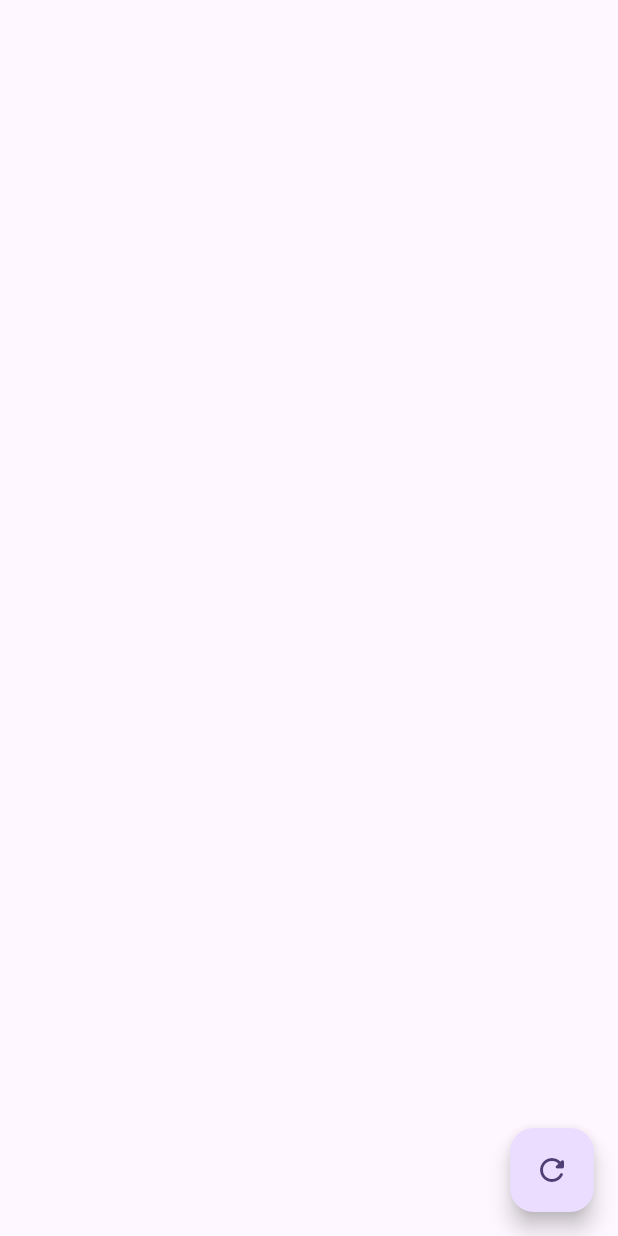
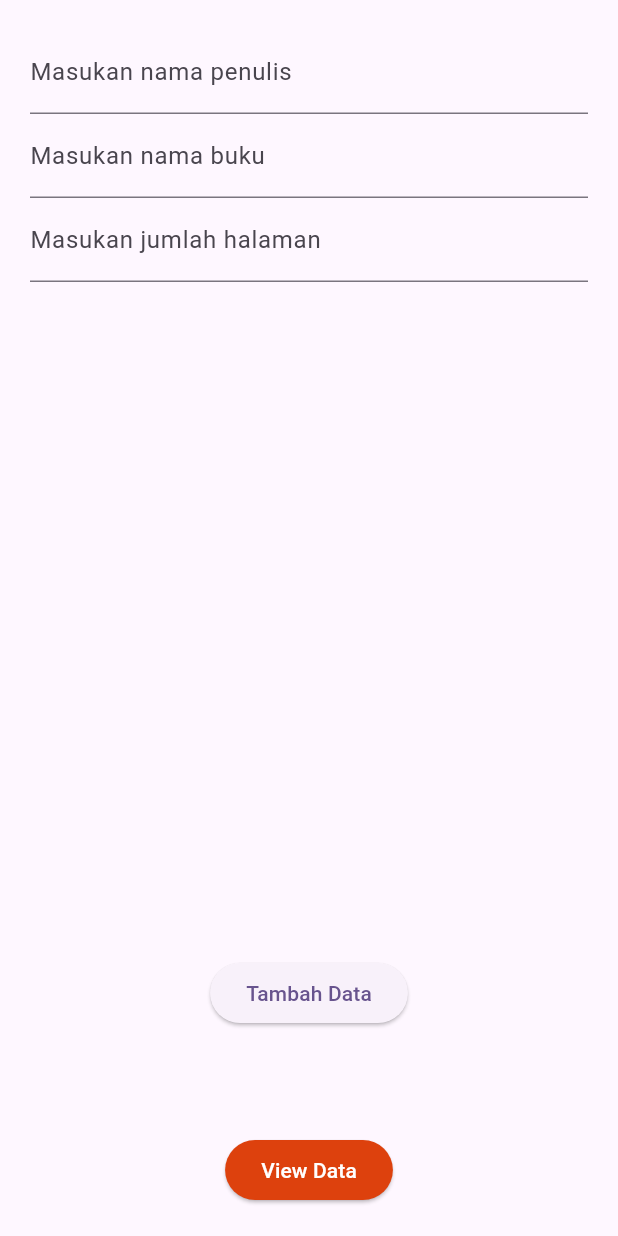
Before and after one commit to magerngoding/firebase-tutorial, a Flutter app: the screen it shows after launch, on a phone screen of 412 x 824 dp. Run offline on Flutter 3.47's test engine with Material 3 defaults, Android fonts, the phone set to English and light mode, and no system bars; our stand-ins replace cloud_firestore, firebase_core, get; accounts and stored records are empty.

Commit message:
Fix add data to firebase

```diff
--- a/lib/main.dart
+++ b/lib/main.dart
@@ -1,7 +1,8 @@
 import 'package:firebase_core/firebase_core.dart';
 import 'package:firebase_tutorial/firebase_options.dart';
-import 'package:firebase_tutorial/home_page.dart';
+import 'package:firebase_tutorial/pages/home_page.dart';
 import 'package:flutter/material.dart';
+import 'package:get/get_connect/http/src/utils/utils.dart';
 
 Future<void> main() async {
   WidgetsFlutterBinding.ensureInitialized();
@@ -17,6 +18,7 @@ class MyApp extends StatelessWidget {
   @override
   Widget build(BuildContext context) {
     return MaterialApp(
+      debugShowCheckedModeBanner: false,
       title: 'Flutter Demo',
       theme: ThemeData(
         colorScheme: ColorScheme.fromSeed(seedColor: Colors.deepPurple),
--- /dev/null
+++ b/lib/pages/add_buku_page.dart
@@ -0,0 +1,74 @@
+// ignore_for_file: prefer_const_constructors, prefer_const_literals_to_create_immutables
+
+import 'package:firebase_tutorial/write_data_to_cloud_firestore_simple/class_rak_buku.dart';
+import 'package:firebase_tutorial/write_data_to_cloud_firestore_simple/service_rak_buku.dart';
+import 'package:flutter/material.dart';
+import 'package:flutter/services.dart';
+
+class AddBukuPage extends StatefulWidget {
+  const AddBukuPage({super.key});
+
+  @override
+  State<AddBukuPage> createState() => _AddBukuPageState();
+}
+
+class _AddBukuPageState extends State<AddBukuPage> {
+  // Text Controller
+  final TextEditingController penulisController = TextEditingController();
+  final TextEditingController namaBukuController = TextEditingController();
+  final TextEditingController jumlahHalamanController = TextEditingController();
+
+  // Service
+  ServiceRakBuku serviceRakBuku = ServiceRakBuku();
+
+  @override
+  Widget build(BuildContext context) {
+    return Padding(
+      padding: const EdgeInsets.all(20.0),
+      child: Column(
+        children: [
+          // Nama Penulis
+          TextField(
+            controller: penulisController,
+            decoration: InputDecoration(
+              label: Text("Masukan nama penulis"),
+            ),
+          ),
+
+          // Nama Buku
+          TextField(
+            controller: namaBukuController,
+            decoration: InputDecoration(
+              label: Text("Masukan nama buku"),
+            ),
+          ),
+
+          // Jumlah halaman + input number only
+          // pake input formater agar digits only
+          TextField(
+            controller: jumlahHalamanController,
+            inputFormatters: [FilteringTextInputFormatter.digitsOnly],
+            decoration: InputDecoration(
+              label: Text("Masukan jumlah halaman"),
+            ),
+          ),
+          Spacer(),
+
+          // Button submit
+          ElevatedButton(
+            onPressed: () {
+              ClassBuku buku = ClassBuku(
+                penulis: penulisController.text,
+                judulBuku: namaBukuController.text,
+                tanggalTerbit: DateTime.now(),
+                jumlahStokBuku: int.parse(jumlahHalamanController.text),
+              );
+              serviceRakBuku.addBuku(buku);
+            },
+            child: Text('Tambah Data'),
+          ),
+        ],
+      ),
+    );
+  }
+}
--- /dev/null
+++ b/lib/pages/home_page.dart
@@ -0,0 +1,46 @@
+import 'package:firebase_tutorial/pages/add_buku_page.dart';
+import 'package:firebase_tutorial/pages/view_data.dart';
+import 'package:flutter/foundation.dart';
+import 'package:flutter/material.dart';
+
+class HomePage extends StatelessWidget {
+  const HomePage({super.key});
+
+  @override
+  Widget build(BuildContext context) {
+    return Scaffold(
+      body: SizedBox(
+        width: MediaQuery.of(context).size.width,
+        height: MediaQuery.of(context).size.height,
+        child: Column(
+          children: [
+            Expanded(
+              child: AddBukuPage(),
+            ),
+            const SizedBox(
+              height: 50.0,
+            ),
+            ElevatedButton(
+              style: ElevatedButton.styleFrom(
+                backgroundColor: Color.fromARGB(255, 221, 65, 13),
+                foregroundColor: Colors.white,
+              ),
+              onPressed: () {
+                Navigator.push(
+                  context,
+                  MaterialPageRoute(
+                    builder: (context) => ViewDataPage(),
+                  ),
+                );
+              },
+              child: const Text("View Data"),
+            ),
+            const SizedBox(
+              height: 20.0,
+            ),
+          ],
+        ),
+      ),
+    );
+  }
+}
--- a/lib/home_page.dart
+++ b/lib/pages/view_data.dart
@@ -1,16 +1,17 @@
 // ignore_for_file: camel_case_types, prefer_typing_uninitialized_variables, prefer_const_constructors, prefer_const_literals_to_create_immutables
 
 import 'package:cloud_firestore/cloud_firestore.dart';
+
 import 'package:flutter/material.dart';
 
-class HomePage extends StatefulWidget {
-  HomePage({Key? key}) : super(key: key);
+class ViewDataPage extends StatefulWidget {
+  ViewDataPage({Key? key}) : super(key: key);
 
   @override
-  State<HomePage> createState() => _HomePageState();
+  State<ViewDataPage> createState() => _ViewDataPageState();
 }
 
-class _HomePageState extends State<HomePage> {
+class _ViewDataPageState extends State<ViewDataPage> {
   Future<QuerySnapshot<Map<String, dynamic>>> getRakData() async {
     // Durasi
     await Future.delayed(Duration(seconds: 2));
@@ -31,7 +32,7 @@ class _HomePageState extends State<HomePage> {
                   children: [
                     for (var doc in snapshot.data!.docs)
                       Text(
-                        doc['penulis'],
+                        doc['penulis'] + ' : ' + doc['judul_buku'],
                         style: TextStyle(
                           fontSize: 16.0,
                           fontWeight: FontWeight.bold,
--- a/lib/write_data_to_cloud_firestore_simple/class_rak_buku.dart
+++ b/lib/write_data_to_cloud_firestore_simple/class_rak_buku.dart
@@ -1,20 +1,23 @@
 import 'dart:convert';
-import 'dart:js_interop';
 
-class ClassRakBuku {
+ClassBuku classBuku(String str) => ClassBuku.fromJson(json.decode(str));
+
+String classBukuToJson(ClassBuku data) => json.encode(data.toJSon());
+
+class ClassBuku {
   final String penulis;
   final String judulBuku;
   final DateTime tanggalTerbit;
   final int jumlahStokBuku;
 
-  ClassRakBuku({
+  ClassBuku({
     required this.penulis,
     required this.judulBuku,
     required this.tanggalTerbit,
     required this.jumlahStokBuku,
   });
 
-  factory ClassRakBuku.fromJson(Map<String, dynamic> json) => ClassRakBuku(
+  factory ClassBuku.fromJson(Map<String, dynamic> json) => ClassBuku(
         penulis: json["penulis"],
         judulBuku: json["judul_buku"],
         tanggalTerbit: DateTime.parse(json["tanggal_terbit"]),
--- a/lib/write_data_to_cloud_firestore_simple/service_rak_buku.dart
+++ b/lib/write_data_to_cloud_firestore_simple/service_rak_buku.dart
@@ -1,4 +1,4 @@
-// ignore_for_file: public_member_api_docs, sort_constructors_first
+// ignore_for_file: public_member_api_docs, sort_constructors_first, unused_field
 import 'package:cloud_firestore/cloud_firestore.dart';
 import 'package:firebase_tutorial/write_data_to_cloud_firestore_simple/class_rak_buku.dart';
 
@@ -13,12 +13,20 @@ class ServiceRakBuku {
 
   // Constructor
   ServiceRakBuku() {
-    _rakBukuRef =
-        _firestore.collection(collectionName).withConverter<ClassRakBuku>(
-              // kalo rak-buku disini jadinya hardcode
-              fromFirestore: (snapshot, _) =>
-                  ClassRakBuku.fromJson(snapshot.data()!),
-              toFirestore: (rakBuku, _) => rakBuku.toJSon(),
-            );
+    _rakBukuRef = _firestore
+        .collection(collectionName)
+        .withConverter<ClassBuku>(
+          // kalo rak-buku disini jadinya hardcode
+          fromFirestore: (snapshot, _) => ClassBuku.fromJson(snapshot.data()!),
+          toFirestore: (rakBuku, _) => rakBuku.toJSon(),
+        );
+  }
+
+  // Services
+
+  // Add data
+  // void untuk return null
+  Future<void> addBuku(ClassBuku buku) async {
+    await _rakBukuRef.add(buku);
   }
 }
--- a/pubspec.yaml
+++ b/pubspec.yaml
@@ -33,6 +33,7 @@ dependencies:
   firebase_core: ^3.2.0
   flutter:
     sdk: flutter
+  get: ^4.6.6
 
 dev_dependencies:
   flutter_lints: ^3.0.0
```
Also changed, not shown: pubspec.lock.
